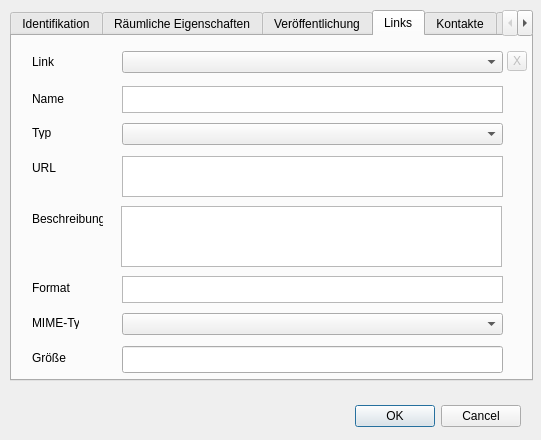
This is pg_metadata/resources/ui/edit_metadata_dialog.ui in effjot/qgis-pgmetadata-plugin as Qt 5 draws it before an edit. The edited form follows.
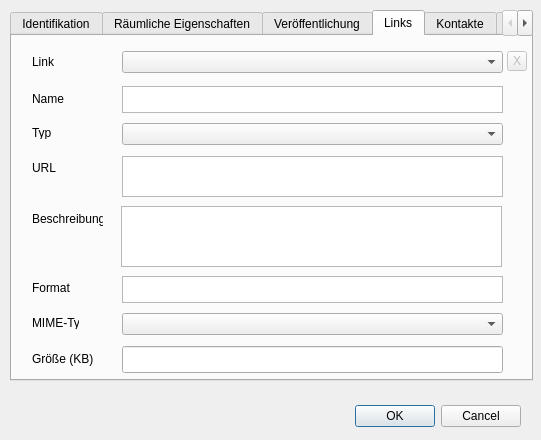
This is the edited form. The open tabs and pages were chosen to show the change. Custom widgets are drawn as their Qt base class.

Commit message:
WIP bearbeiten von mehreren Links
bestehende Links bearbeiten geht
#TODO neue Links erstellen

The edit to the form file:
```diff
--- a/pg_metadata/resources/ui/edit_metadata_dialog.ui
+++ b/pg_metadata/resources/ui/edit_metadata_dialog.ui
@@ -428,12 +428,12 @@
       <rect>
        <x>20</x>
        <y>315</y>
-       <width>47</width>
-       <height>13</height>
+       <width>61</width>
+       <height>16</height>
       </rect>
      </property>
      <property name="text">
-      <string>Größe</string>
+      <string>Größe (KB)</string>
      </property>
     </widget>
     <widget class="QLabel" name="label_16">
```
The commit also changes 2 other files.
